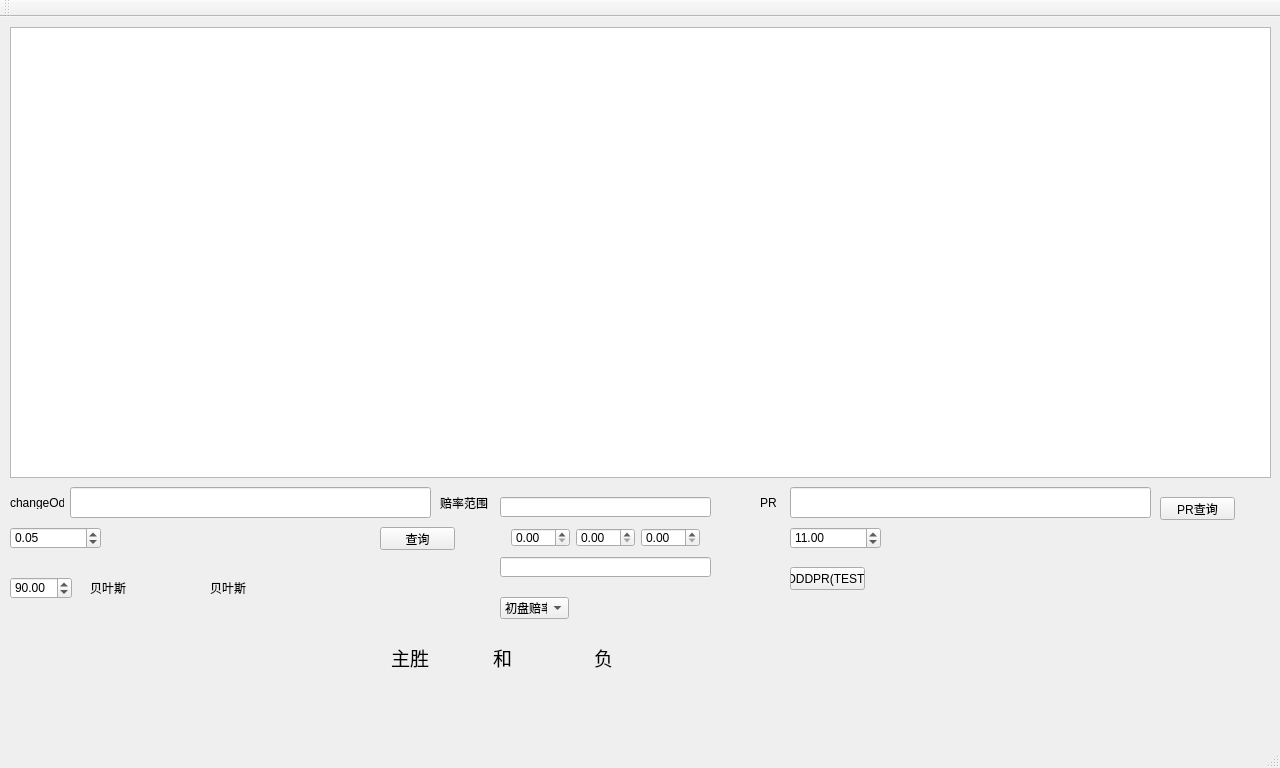
Old version of the form mainwindow.ui in the repository aboelf/Football.
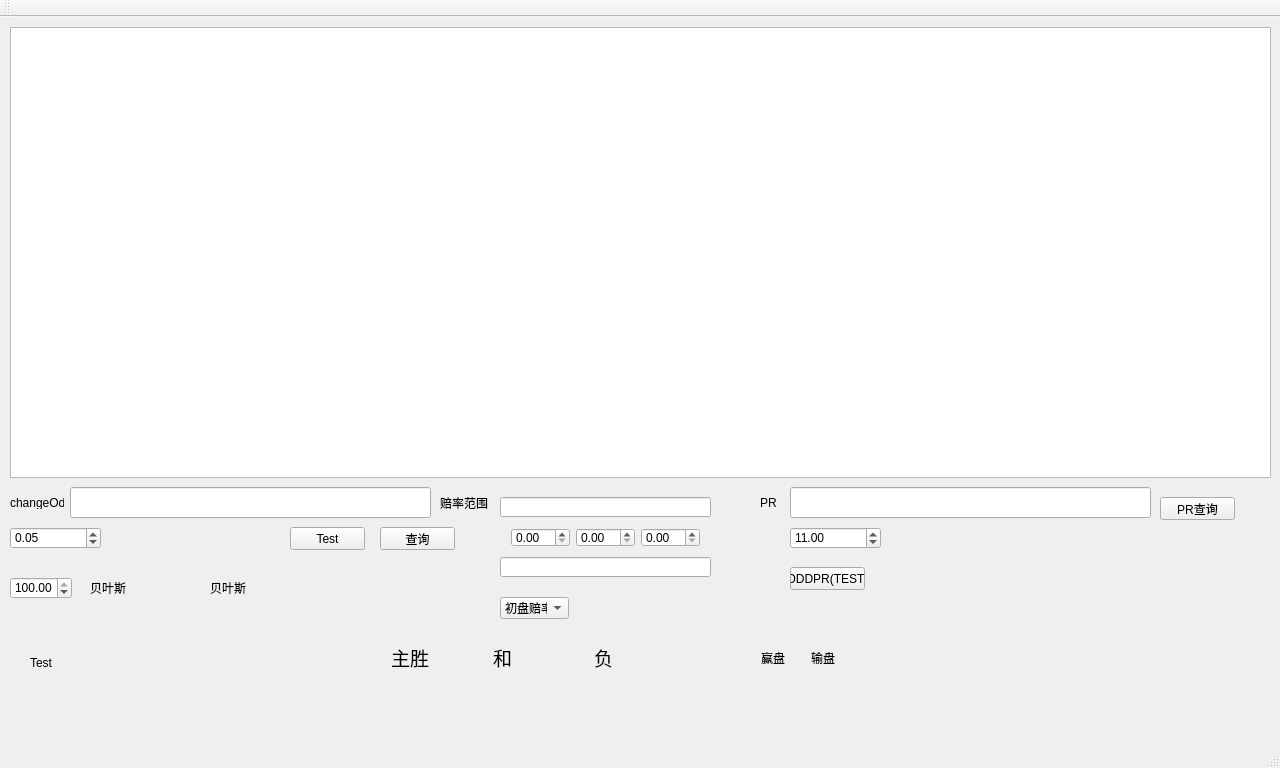
New version of the form.

What changed in the file:
```diff
--- a/mainwindow.ui
+++ b/mainwindow.ui
@@ -239,11 +239,14 @@
       <height>22</height>
      </rect>
     </property>
+    <property name="maximum">
+     <double>100.000000000000000</double>
+    </property>
     <property name="singleStep">
      <double>0.500000000000000</double>
     </property>
     <property name="value">
-     <double>90.000000000000000</double>
+     <double>100.000000000000000</double>
     </property>
    </widget>
    <widget class="QLabel" name="label_blose">
@@ -328,6 +331,58 @@
      </rect>
     </property>
    </widget>
+   <widget class="QPushButton" name="pushButton_3">
+    <property name="geometry">
+     <rect>
+      <x>290</x>
+      <y>510</y>
+      <width>75</width>
+      <height>23</height>
+     </rect>
+    </property>
+    <property name="text">
+     <string>Test</string>
+    </property>
+   </widget>
+   <widget class="QLabel" name="label_4">
+    <property name="geometry">
+     <rect>
+      <x>30</x>
+      <y>640</y>
+      <width>54</width>
+      <height>12</height>
+     </rect>
+    </property>
+    <property name="text">
+     <string>Test</string>
+    </property>
+   </widget>
+   <widget class="QWidget" name="">
+    <property name="geometry">
+     <rect>
+      <x>750</x>
+      <y>610</y>
+      <width>116</width>
+      <height>61</height>
+     </rect>
+    </property>
+    <layout class="QHBoxLayout" name="horizontalLayout_3">
+     <item>
+      <widget class="QLabel" name="label_5">
+       <property name="text">
+        <string>赢盘</string>
+       </property>
+      </widget>
+     </item>
+     <item>
+      <widget class="QLabel" name="label_6">
+       <property name="text">
+        <string>输盘</string>
+       </property>
+      </widget>
+     </item>
+    </layout>
+   </widget>
    <zorder>layoutWidget</zorder>
    <zorder>layoutWidget</zorder>
    <zorder>tableView</zorder>
```
Left out of the diff: 11 changed lines with no effect on the pictures.
